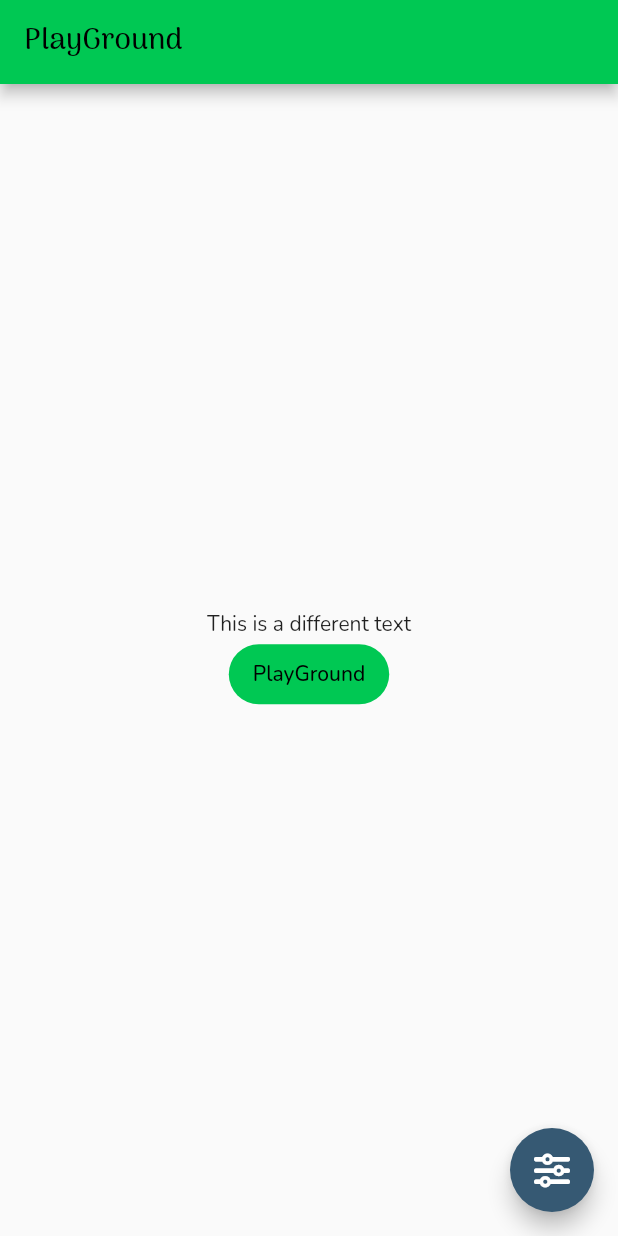
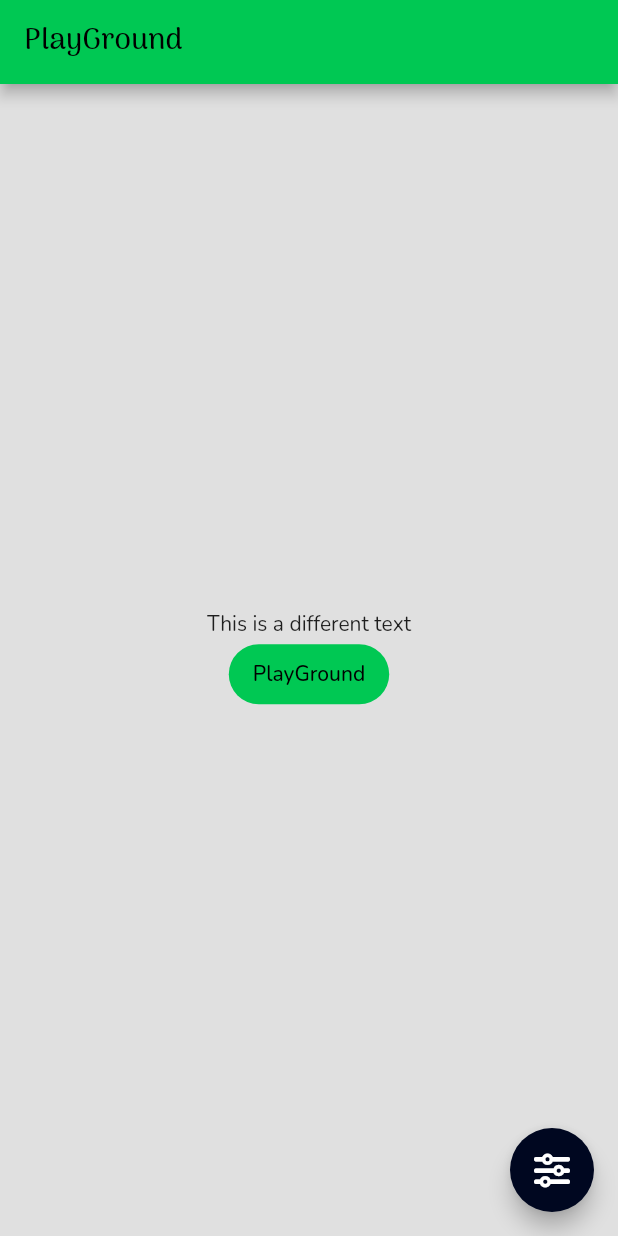
Before and after one commit to fabiobends/gardeny, a Flutter app: the screen it shows after launch, after a tap on an icon or button, on a phone screen of 412 x 824 dp. Run offline on Flutter 3.47's test engine with Material 2 defaults, Android fonts, the phone set to English and light mode, and no system bars; our stand-ins replace font_awesome_flutter, get; missing offline and left inert: widgetbook.

Commit message:
chore: simplify themes and apply them on widgetbook

```diff
--- a/lib/core/constants/styles.dart
+++ b/lib/core/constants/styles.dart
@@ -2,26 +2,19 @@ import 'package:flutter/material.dart';
 
 import 'colors.dart';
 
-final kAppThemeLight = ThemeData(
-  fontFamily: 'Nunito',
-  buttonTheme: const ButtonThemeData(buttonColor: kLightBlueCharcoal),
-  colorScheme: const ColorScheme(
-    primary: kGreen,
-    onPrimary: Colors.black,
-    secondary: kLightBlueCharcoal,
-    onSecondary: Colors.white,
-    background: Colors.white,
-    onBackground: Colors.black,
-    brightness: Brightness.light,
-    surface: Colors.blueGrey,
-    onSurface: Colors.black,
-    error: Colors.white,
-    onError: kRed,
-  ),
-  textTheme: kAppTextTheme,
-);
+List<int> swatchKeys = [50, 100, 200, 300, 400, 500, 600, 700, 800, 900];
 
-const kAppTextTheme = TextTheme(
+Map<int, Color> getSwatchPairs() {
+  final Map<int, Color> swatchPairs = {};
+  for (final item in swatchKeys) {
+    swatchPairs[item] = kGreen.withOpacity(item / 1000);
+  }
+  return swatchPairs;
+}
+
+final primarySwatch = MaterialColor(kGreen.value, getSwatchPairs());
+
+const TextTheme kAppTextTheme = TextTheme(
   displayLarge: TextStyle(fontFamily: 'Arima Madurai'),
   displayMedium: TextStyle(fontFamily: 'Arima Madurai'),
   displaySmall: TextStyle(fontFamily: 'Arima Madurai'),
@@ -31,23 +24,37 @@ const kAppTextTheme = TextTheme(
   titleLarge: TextStyle(fontFamily: 'Arima Madurai'),
 );
 
-final kAppThemeDark = kAppThemeLight.copyWith(
-  scaffoldBackgroundColor: Colors.grey[850],
-  colorScheme: ColorScheme(
-    primary: kDarkGreen,
-    onPrimary: Colors.white,
-    secondary: kBlueCharcoal,
-    onSecondary: Colors.white,
-    background: Colors.grey[850] ?? Colors.grey.shade900,
-    onBackground: Colors.white,
+final kAppThemeLight = ThemeData(
+  colorScheme: ColorScheme.fromSwatch(
+    primarySwatch: primarySwatch,
+    backgroundColor: Colors.grey.shade400,
     brightness: Brightness.light,
-    surface: Colors.black,
-    onSurface: Colors.blueGrey,
-    error: Colors.grey.shade800,
-    onError: kRed,
+    accentColor: kBlueCharcoal,
+    primaryColorDark: kDarkGreen,
+    cardColor: Colors.white,
+    errorColor: kRed,
   ),
+  fontFamily: 'Nunito',
+  scaffoldBackgroundColor: Colors.grey.shade300,
   textTheme: kAppTextTheme.apply(
-    bodyColor: Colors.white,
-    displayColor: Colors.white,
+    bodyColor: Colors.grey.shade800,
+    displayColor: Colors.grey.shade900,
   ),
 );
+
+final kAppThemeDark = kAppThemeLight.copyWith(
+  colorScheme: ColorScheme.fromSwatch(
+    primarySwatch: primarySwatch,
+    backgroundColor: Colors.grey.shade900,
+    brightness: Brightness.dark,
+    accentColor: kLightBlueCharcoal,
+    primaryColorDark: kLightGreen,
+    cardColor: Colors.grey.shade800,
+    errorColor: kRed,
+  ),
+  scaffoldBackgroundColor: Colors.grey.shade900,
+  textTheme: kAppTextTheme.apply(
+    bodyColor: Colors.grey.shade300,
+    displayColor: Colors.grey.shade200,
+  ),
+);
--- a/lib/core/widget_book/root.dart
+++ b/lib/core/widget_book/root.dart
@@ -1,4 +1,5 @@
 import 'package:flutter/material.dart';
+import 'package:gardeny/core/constants/styles.dart';
 import 'package:gardeny/core/widget_book/categories/widgets.dart';
 import 'package:widgetbook/widgetbook.dart';
 
@@ -18,10 +19,10 @@ class WidgetBookScreen extends StatelessWidget {
 List<WidgetbookTheme<ThemeData>> _widgetBookThemes = [
   WidgetbookTheme(
     name: 'Light',
-    data: ThemeData.light(),
+    data: kAppThemeLight,
   ),
   WidgetbookTheme(
     name: 'Dark',
-    data: ThemeData.dark(),
+    data: kAppThemeDark,
   ),
 ];
```
Also changed, not shown: lib/core/widgets/button.dart (added, +48 -0 lines).
